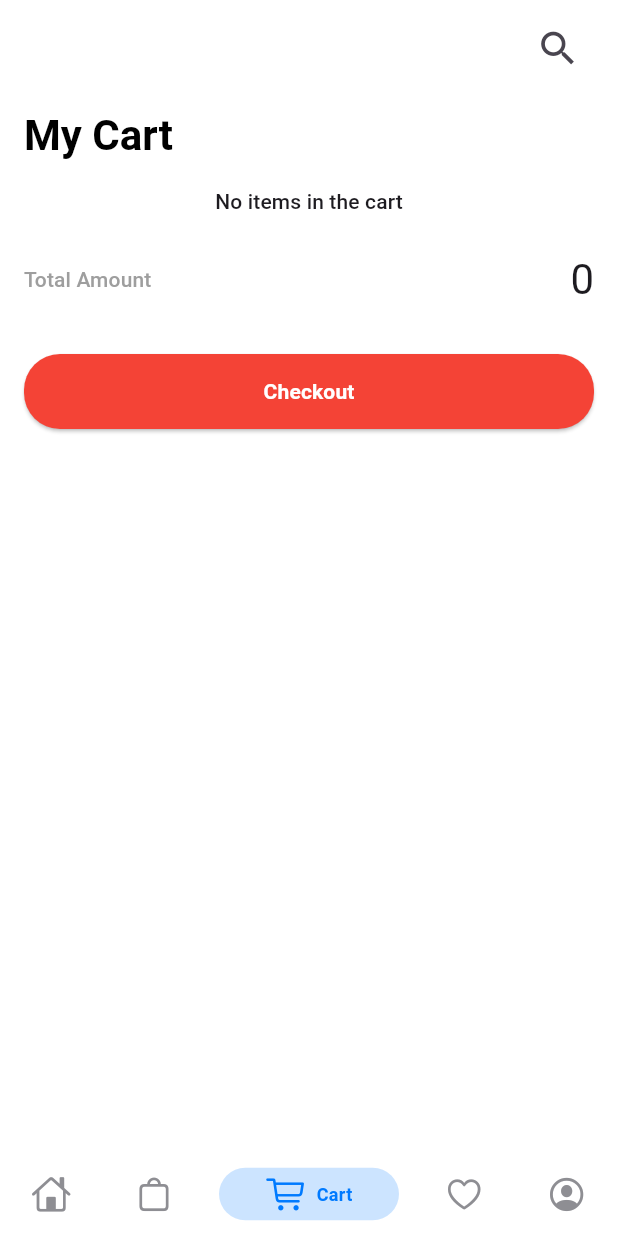
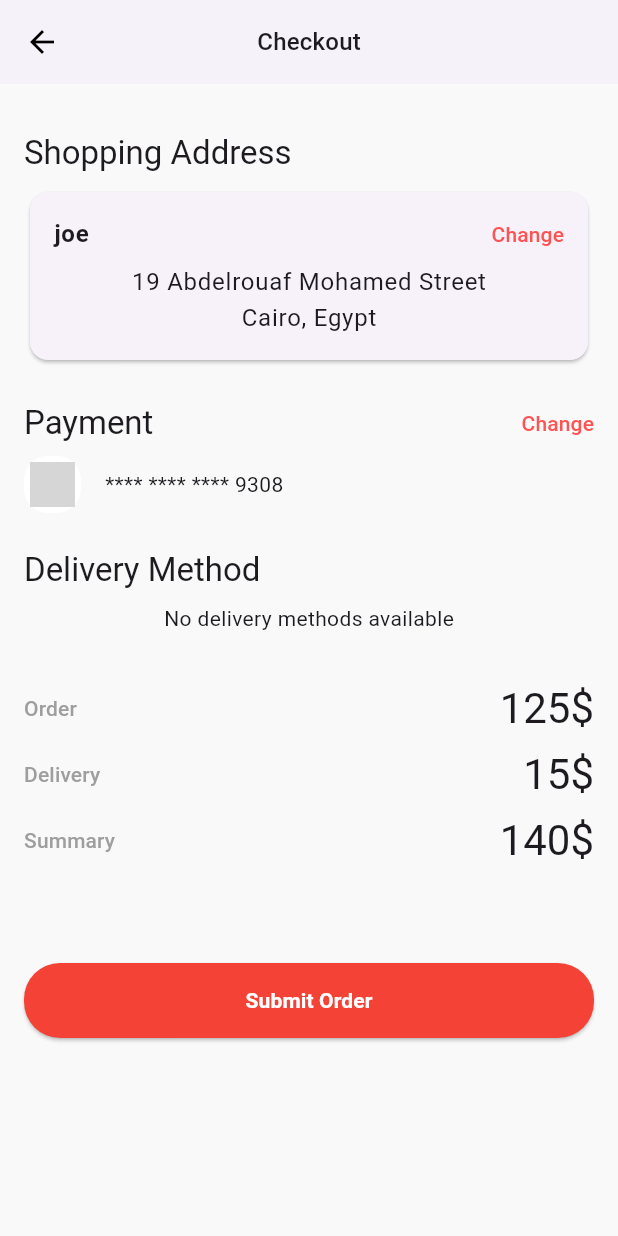
Before and after one commit to AbdelrhmanArafat/E-Commerce-App, a Flutter app: the screen it shows once a user with an empty profile is signed in, item 3 of the bottom bar chosen, after a tap on "Checkout", on a phone screen of 412 x 824 dp. Run offline on Flutter 3.47's test engine with Material 3 defaults, Android fonts, the phone set to English and light mode, and no system bars; drawn by our look-alikes of persistent_bottom_nav_bar; our stand-ins replace cloud_firestore, firebase_auth, firebase_core, flutter_rating_bar; accounts and stored records are empty; network calls fail; grey boxes are pictures that could not be loaded.

Commit message:
finish ui of checkout page and logic of delivery methods

```diff
--- a/lib/controllers/database_controller.dart
+++ b/lib/controllers/database_controller.dart
@@ -1,5 +1,6 @@
 // ignore_for_file: public_member_api_docs, sort_constructors_first
 import 'package:ecommerce/models/add_to_cart.dart';
+import 'package:ecommerce/models/delivery_method.dart';
 import 'package:ecommerce/models/product.dart';
 import 'package:ecommerce/models/user.dart';
 import 'package:ecommerce/services/firestore_services.dart';
@@ -8,7 +9,9 @@ import 'package:ecommerce/utilities/api_path.dart';
 abstract class Database {
   Stream<List<ProductModel>> salesProductStream();
   Stream<List<ProductModel>> newProductStream();
-  Stream<List<AddToCartModel>> myProductCart();
+  Stream<List<AddToCartModel>> myProductCartStream();
+
+  Stream<List<DeliveryMethodModel>> myDeliveryMethodsStream();
   Future<void> getUserData(UserModel user);
   Future<void> addToCart(AddToCartModel addToCart);
 }
@@ -46,9 +49,18 @@ class FireStoreDatabase implements Database {
       );
 
   @override
-  Stream<List<AddToCartModel>> myProductCart() => services.collectionStream(
+  Stream<List<AddToCartModel>> myProductCartStream() =>
+      services.collectionStream(
         path: ApiPaths.myProductCart(uid),
         builder: (data, documentId) =>
             AddToCartModel.fromMap(data!, documentId),
       );
+
+  @override
+  Stream<List<DeliveryMethodModel>> myDeliveryMethodsStream() =>
+      services.collectionStream(
+        path: ApiPaths.deliveryMethod(),
+        builder:(data, documentId) =>
+            DeliveryMethodModel.fromMap(data!, documentId),
+      );
 }
--- /dev/null
+++ b/lib/models/delivery_method.dart
@@ -0,0 +1,38 @@
+class DeliveryMethodModel {
+  final String id;
+  final String name;
+  final String days;
+  final String imageUrl;
+  final double price;
+
+  DeliveryMethodModel({
+    required this.id,
+    required this.name,
+    required this.days,
+    required this.imageUrl,
+    required this.price,
+  });
+
+  Map<String, dynamic> toMap() {
+    return <String, dynamic>{
+      'id': id,
+      'name': name,
+      'days': days,
+      'imageUrl': imageUrl,
+      'price': price,
+    };
+  }
+
+  factory DeliveryMethodModel.fromMap(
+    Map<String, dynamic> map,
+    String documentId,
+  ) {
+    return DeliveryMethodModel(
+      id: documentId,
+      name: map['name'] as String,
+      days: map['days'] as String,
+      imageUrl: map['imageUrl'] as String,
+      price: map['price'] as double,
+    );
+  }
+}
--- a/lib/utilities/api_path.dart
+++ b/lib/utilities/api_path.dart
@@ -1,5 +1,6 @@
 class ApiPaths {
   static String products() => 'products/';
+  static String deliveryMethod() => 'deliveryMethod/';
   static String user(String uid) => 'users/$uid';
   static String addToCart(String uid, String cartId) => 'users/$uid/cart/$cartId';
   static String myProductCart(String uid) => 'users/$uid/cart/';
--- a/lib/utilities/assets.dart
+++ b/lib/utilities/assets.dart
@@ -1,11 +1,13 @@
 class AppAssets {
+  //Home Page Assets
   static const String topBannerHomePageAsset =
       'https://t3.ftcdn.net/jpg/01/38/94/62/360_F_138946263_EtW7xPuHRJSfyl4rU2WeWmApJFYM0B84.jpg';
 
-  static const String tempProductAsset1 =
-      'https://m.media-amazon.com/images/I/61-jBuhtgZL._UX569_.jpg';
+  // Auth Page Assets
+  static const String facebookIcon = 'assets/icons/Facebook_Icon.png';
+  static const String googleIcon = 'assets/icons/Google_Icon.png';
 
-  static const String  facebookIcon = 'assets/icons/Facebook_Icon.png';
-
-  static const String  googleIcon = 'assets/icons/Google_Icon.png';
-}
+  //checkout Page Assets
+  static const String masterCardIcon =
+      'https://w7.pngwing.com/pngs/654/477/png-transparent-card-master-master-card-master-card-new-logo-method-new-logo-payment-logos-icon.png';
+  }
--- a/lib/utilities/router.dart
+++ b/lib/utilities/router.dart
@@ -2,6 +2,7 @@ import 'package:ecommerce/models/product.dart';
 import 'package:ecommerce/utilities/routes.dart';
 import 'package:ecommerce/views/pages/auth_page.dart';
 import 'package:ecommerce/views/pages/bottom_nav_bar_page.dart';
+import 'package:ecommerce/views/pages/checkout/checkout_page.dart';
 import 'package:ecommerce/views/pages/home_page.dart';
 import 'package:ecommerce/views/pages/landing_page.dart';
 import 'package:ecommerce/views/pages/product_details.dart';
@@ -30,6 +31,11 @@ Route<dynamic> onGenerateRoute(RouteSettings settings) {
         builder: (_) => ProductDetailsPage(product: product),
         settings: settings,
       );
+    case AppRoutes.checkoutPageRoute:
+      return CupertinoPageRoute(
+        builder: (_) => const CheckoutPage(),
+        settings: settings,
+      );
     case AppRoutes.landingPageRoute:
     default:
       return CupertinoPageRoute(
--- a/lib/utilities/routes.dart
+++ b/lib/utilities/routes.dart
@@ -4,4 +4,5 @@ class AppRoutes {
   static const String homePageRoute = '/home';
   static const String bottomNavBarPageRoute = '/navbar';
   static const String productDetailsPageRoute = '/productDetails';
+  static const String checkoutPageRoute = '/checkout';
 }
--- a/lib/views/pages/cart_page.dart
+++ b/lib/views/pages/cart_page.dart
@@ -1,7 +1,9 @@
 import 'package:ecommerce/controllers/database_controller.dart';
 import 'package:ecommerce/models/add_to_cart.dart';
+import 'package:ecommerce/utilities/routes.dart';
 import 'package:ecommerce/views/widgets/cart_list_item.dart';
 import 'package:ecommerce/views/widgets/main_button.dart';
+import 'package:ecommerce/views/widgets/order_summary_component.dart';
 import 'package:flutter/material.dart';
 import 'package:provider/provider.dart';
 
@@ -19,7 +21,7 @@ class _CartPageState extends State<CartPage> {
   void didChangeDependencies() async {
     super.didChangeDependencies();
     final myProducts = await Provider.of<Database>(context, listen: false)
-        .myProductCart()
+        .myProductCartStream()
         .first;
     myProducts.forEach(
       (products) {
@@ -33,7 +35,7 @@ class _CartPageState extends State<CartPage> {
     final database = Provider.of<Database>(context);
     return SafeArea(
       child: StreamBuilder<List<AddToCartModel>>(
-          stream: database.myProductCart(),
+          stream: database.myProductCartStream(),
           builder: (context, snapshot) {
             if (snapshot.connectionState == ConnectionState.active) {
               final cartItems = snapshot.data;
@@ -88,27 +90,16 @@ class _CartPageState extends State<CartPage> {
                           },
                         ),
                       const SizedBox(height: 24),
-                      Row(
-                        mainAxisAlignment: MainAxisAlignment.spaceBetween,
-                        children: [
-                          Text(
-                            'Total Amount',
-                            style: Theme.of(context)
-                                .textTheme
-                                .titleSmall!
-                                .copyWith(
-                                  color: Colors.grey,
-                                ),
-                          ),
-                          Text(
-                            totalAmount.toString(),
-                            style: Theme.of(context).textTheme.headlineMedium,
-                          ),
-                        ],
+                      OrderSummaryComponent(
+                        title: 'Total Amount',
+                        value: totalAmount.toString(),
                       ),
                       const SizedBox(height: 32),
                       MainButton(
-                        onPressed: () {},
+                        onPressed: () => Navigator.of(
+                          context,
+                          rootNavigator: true,
+                        ).pushNamed(AppRoutes.checkoutPageRoute),
                         text: 'Checkout',
                         hasCircleBorder: true,
                       ),
--- /dev/null
+++ b/lib/views/pages/checkout/checkout_page.dart
@@ -0,0 +1,110 @@
+import 'package:ecommerce/controllers/database_controller.dart';
+import 'package:ecommerce/models/delivery_method.dart';
+import 'package:ecommerce/views/widgets/checkout/checkout_delivery_detials.dart';
+import 'package:ecommerce/views/widgets/checkout/delivery_method_item.dart';
+import 'package:ecommerce/views/widgets/checkout/payment_component.dart';
+import 'package:ecommerce/views/widgets/checkout/shipping_address_component.dart';
+import 'package:ecommerce/views/widgets/main_button.dart';
+import 'package:flutter/material.dart';
+import 'package:provider/provider.dart';
+
+class CheckoutPage extends StatefulWidget {
+  const CheckoutPage({super.key});
+
+  @override
+  State<CheckoutPage> createState() => _CheckoutPageState();
+}
+
+class _CheckoutPageState extends State<CheckoutPage> {
+  @override
+  Widget build(BuildContext context) {
+    final size = MediaQuery.of(context).size;
+    final database = Provider.of<Database>(context);
+
+    return Scaffold(
+      appBar: AppBar(
+        title: Text(
+          'Checkout',
+          style: Theme.of(context).textTheme.titleMedium,
+        ),
+        centerTitle: true,
+      ),
+      body: Padding(
+        padding: const EdgeInsets.symmetric(horizontal: 16, vertical: 32),
+        child: SingleChildScrollView(
+          child: Column(
+            crossAxisAlignment: CrossAxisAlignment.start,
+            children: [
+              Text(
+                'Shopping Address',
+                style: Theme.of(context).textTheme.titleLarge,
+              ),
+              const SizedBox(height: 8),
+              const ShippingAddressComponent(),
+              const SizedBox(height: 24),
+              Row(
+                mainAxisAlignment: MainAxisAlignment.spaceBetween,
+                children: [
+                  Text(
+                    'Payment',
+                    style: Theme.of(context).textTheme.titleLarge,
+                  ),
+                  InkWell(
+                    onTap: () {},
+                    child: Text(
+                      'Change',
+                      style: Theme.of(context).textTheme.labelLarge!.copyWith(
+                            color: Colors.redAccent,
+                          ),
+                    ),
+                  ),
+                ],
+              ),
+              const SizedBox(height: 8),
+              const PaymentComponent(),
+              const SizedBox(height: 24),
+              Text(
+                'Delivery Method',
+                style: Theme.of(context).textTheme.titleLarge,
+              ),
+              const SizedBox(height: 8),
+              StreamBuilder<List<DeliveryMethodModel>>(
+                  stream: database.myDeliveryMethodsStream(),
+                  builder: (context, snapshot) {
+                    if (snapshot.connectionState == ConnectionState.active) {
+                      final deliveryMethods = snapshot.data;
+                      if (deliveryMethods == null || deliveryMethods.isEmpty) {
+                        return const Center(
+                          child: Text('No delivery methods available'),
+                        );
+                      }
+                      return SizedBox(
+                        height: size.height * 0.13,
+                        child: ListView.builder(
+                          scrollDirection: Axis.horizontal,
+                          itemCount: deliveryMethods.length,
+                          itemBuilder: (context, index) => DeliveryMethodItem(
+                            deliveryMethodModel: deliveryMethods[index],
+                          ),
+                        ),
+                      );
+                    }
+                    return const Center(
+                      child: CircularProgressIndicator.adaptive(),
+                    );
+                  }),
+              const SizedBox(height: 32),
+              const CheckoutDeliveryDetails(),
+              const SizedBox(height: 64),
+              MainButton(
+                onPressed: () {},
+                text: 'Submit Order',
+                hasCircleBorder: true,
+              ),
+            ],
+          ),
+        ),
+      ),
+    );
+  }
+}
--- /dev/null
+++ b/lib/views/widgets/checkout/checkout_delivery_detials.dart
@@ -0,0 +1,19 @@
+import 'package:ecommerce/views/widgets/order_summary_component.dart';
+import 'package:flutter/material.dart';
+
+class CheckoutDeliveryDetails extends StatelessWidget {
+  const CheckoutDeliveryDetails({super.key});
+
+  @override
+  Widget build(BuildContext context) {
+    return const Column(
+      children: [
+        OrderSummaryComponent(title: 'Order', value: '125\$'),
+        SizedBox(height: 8),
+        OrderSummaryComponent(title: 'Delivery', value: '15\$'),
+        SizedBox(height: 8),
+        OrderSummaryComponent(title: 'Summary', value: '140\$'),
+      ],
+    );
+  }
+}
--- /dev/null
+++ b/lib/views/widgets/checkout/delivery_method_item.dart
@@ -0,0 +1,35 @@
+import 'package:ecommerce/models/delivery_method.dart';
+import 'package:flutter/material.dart';
+
+class DeliveryMethodItem extends StatelessWidget {
+  final DeliveryMethodModel deliveryMethodModel;
+
+  const DeliveryMethodItem({
+    super.key,
+    required this.deliveryMethodModel,
+  });
+
+  @override
+  Widget build(BuildContext context) {
+    return DecoratedBox(
+      decoration: BoxDecoration(borderRadius: BorderRadius.circular(16)),
+      child: Padding(
+        padding: const EdgeInsets.all(8),
+        child: Column(
+          children: [
+            Image.network(
+              deliveryMethodModel.imageUrl,
+              fit: BoxFit.cover,
+              height: 30,
+            ),
+            const SizedBox(height: 6),
+            Text(
+              "${deliveryMethodModel.days} days",
+              style: Theme.of(context).textTheme.bodyLarge,
+            ),
+          ],
+        ),
+      ),
+    );
+  }
+}
--- /dev/null
+++ b/lib/views/widgets/checkout/payment_component.dart
@@ -0,0 +1,30 @@
+import 'package:ecommerce/utilities/assets.dart';
+import 'package:flutter/material.dart';
+
+class PaymentComponent extends StatelessWidget {
+  const PaymentComponent({super.key});
+
+  @override
+  Widget build(BuildContext context) {
+    return Row(
+      children: [
+        DecoratedBox(
+          decoration: BoxDecoration(
+            color: Colors.white,
+            borderRadius: BorderRadius.circular(16),
+          ),
+          child: Padding(
+            padding: const EdgeInsets.all(4),
+            child: Image.network(
+              AppAssets.masterCardIcon,
+              fit: BoxFit.cover,
+              height: 30,
+            ),
+          ),
+        ),
+        const SizedBox(width: 16),
+        const Text('**** **** **** 9308'),
+      ],
+    );
+  }
+}
--- /dev/null
+++ b/lib/views/widgets/checkout/shipping_address_component.dart
@@ -0,0 +1,50 @@
+import 'package:flutter/material.dart';
+
+class ShippingAddressComponent extends StatelessWidget {
+  const ShippingAddressComponent({super.key});
+
+  @override
+  Widget build(BuildContext context) {
+    return Card(
+      shape: RoundedRectangleBorder(
+        borderRadius: BorderRadius.circular(12),
+      ),
+      child: Padding(
+        padding: const EdgeInsets.all(16),
+        child: Column(
+          children: [
+            Row(
+              mainAxisAlignment: MainAxisAlignment.spaceBetween,
+              children: [
+                Text(
+                  'joe',
+                  style: Theme.of(context).textTheme.bodyLarge!.copyWith(
+                    fontWeight: FontWeight.w600,
+                  ),
+                ),
+                InkWell(
+                  onTap: () {},
+                  child: Text(
+                    'Change',
+                    style: Theme.of(context).textTheme.labelLarge!.copyWith(
+                          color: Colors.redAccent,
+                        ),
+                  ),
+                ),
+              ],
+            ),
+            const SizedBox(height: 8),
+            Text(
+              '19 Abdelrouaf Mohamed Street',
+              style: Theme.of(context).textTheme.bodyLarge,
+            ),
+            Text(
+              'Cairo, Egypt',
+              style: Theme.of(context).textTheme.bodyLarge,
+            ),
+          ],
+        ),
+      ),
+    );
+  }
+}
--- /dev/null
+++ b/lib/views/widgets/order_summary_component.dart
@@ -0,0 +1,31 @@
+import 'package:flutter/material.dart';
+
+class OrderSummaryComponent extends StatelessWidget {
+  final String title;
+  final String value;
+
+  const OrderSummaryComponent({
+    super.key,
+    required this.title,
+    required this.value,
+  });
+
+  @override
+  Widget build(BuildContext context) {
+    return Row(
+      mainAxisAlignment: MainAxisAlignment.spaceBetween,
+      children: [
+        Text(
+          title,
+          style: Theme.of(context).textTheme.titleSmall!.copyWith(
+                color: Colors.grey,
+              ),
+        ),
+        Text(
+          value,
+          style: Theme.of(context).textTheme.headlineMedium,
+        ),
+      ],
+    );
+  }
+}
```
